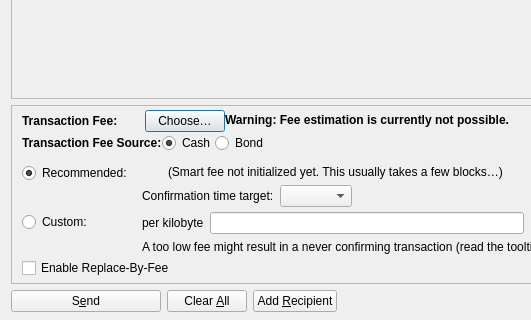
First picture: the form in src/qt/forms/sendcoinsdialog.ui, repository joshdoman/peerfed, before the edit; both pictures show x 0 to 531 and y 206 to 526 of the 850 by 526 pixel window.
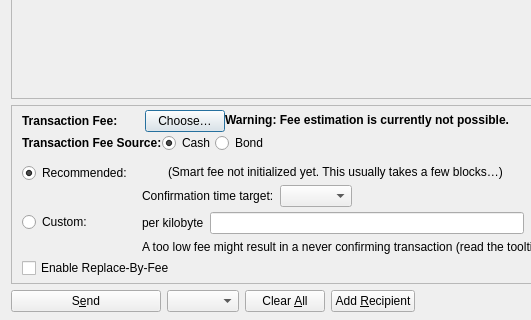
Second picture: the form after the edit. Icons and pictures are not drawn. Custom widgets are drawn as their Qt base class.

Commit message: very basic sending by type from GUI

```diff
--- a/src/qt/forms/sendcoinsdialog.ui
+++ b/src/qt/forms/sendcoinsdialog.ui
@@ -1202,6 +1202,9 @@
        </property>
       </widget>
      </item>
+     <item>
+      <widget class="QComboBox" name="sendTypeSelector"/>
+     </item>
      <item>
       <widget class="QPushButton" name="clearButton">
        <property name="sizePolicy">
```
The commit also changes 6 other files.
